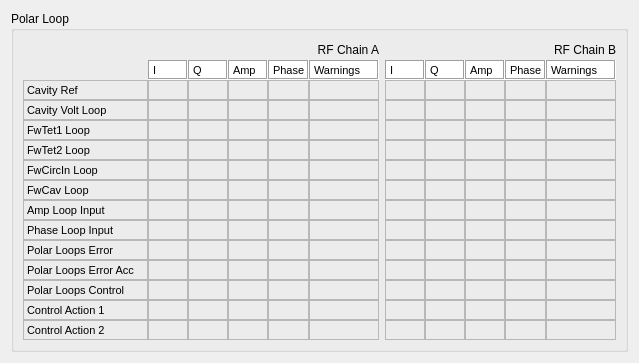
Before: the Qt Designer form src/llrfgui/widgets/polardiag/ui/PolarDiag.ui in amilan/app-maxiv-llrfexpert, drawn with Qt 5.
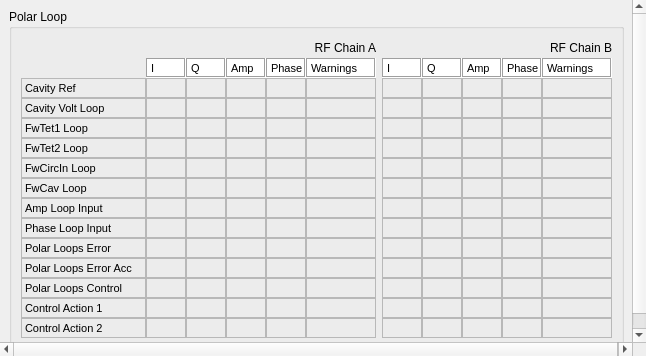
After: the same form once the commit is applied. Custom widgets are drawn as their Qt base class.

Commit message:
Scrollable area added.
An scroll area has been added to each widget.

What changed in the file:
```diff
--- a/src/llrfgui/widgets/polardiag/ui/PolarDiag.ui
+++ b/src/llrfgui/widgets/polardiag/ui/PolarDiag.ui
@@ -6,7 +6,7 @@
    <rect>
     <x>0</x>
     <y>0</y>
-    <width>639</width>
+    <width>646</width>
     <height>356</height>
    </rect>
   </property>
@@ -14,6 +14,30 @@
    <string>Form</string>
   </property>
   <layout class="QGridLayout" name="gridLayout">
+   <property name="margin">
+    <number>0</number>
+   </property>
+   <property name="spacing">
+    <number>0</number>
+   </property>
+   <item row="0" column="0">
+    <widget class="QScrollArea" name="scrollArea">
+     <property name="frameShape">
+      <enum>QFrame::NoFrame</enum>
+     </property>
+     <property name="widgetResizable">
+      <bool>true</bool>
+     </property>
+     <widget class="QWidget" name="scrollAreaWidgetContents">
+      <property name="geometry">
+       <rect>
+        <x>0</x>
+        <y>0</y>
+        <width>646</width>
+        <height>356</height>
+       </rect>
+      </property>
+      <layout class="QGridLayout" name="gridLayout_2">
    <item row="0" column="0">
     <widget class="QGroupBox" name="groupBox_4">
      <property name="minimumSize">
@@ -5399,6 +5423,10 @@
        </layout>
       </item>
      </layout>
+        </widget>
+       </item>
+      </layout>
+     </widget>
     </widget>
    </item>
   </layout>
```
Lines whose indentation alone changed are shown as unchanged. The commit also changes 24 other files.
